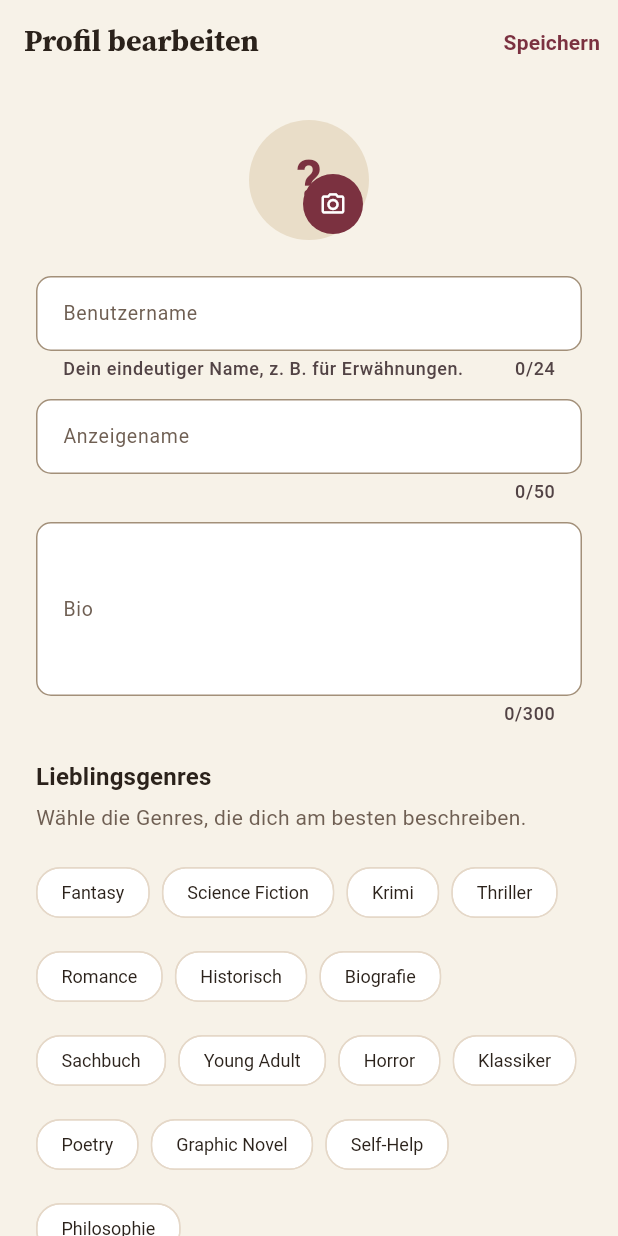
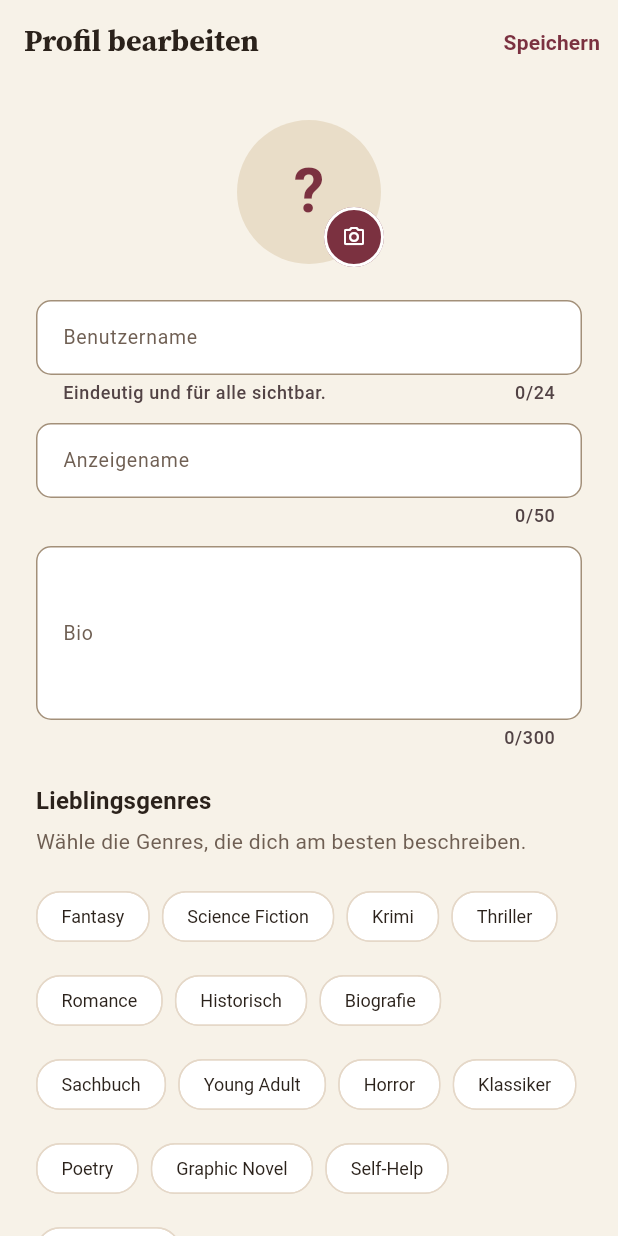
Before and after one commit to marcellomerico/bookmates, a Flutter app: the EditProfileScreen screen opened by its route, on a phone screen of 412 x 824 dp. Run offline on Flutter 3.47's test engine with Material 3 defaults, Android fonts, the phone set to English and light mode, and no system bars; our stand-ins replace cached_network_image, flutter_dotenv, flutter_riverpod, go_router, google_sign_in, image_picker and 2 more; accounts and stored records are empty.

Commit message:
fix(ui): readable selected chips, tidier avatar edit badge
Selected filter chips had dark text on burgundy; chip label colour now follows
the selected state. Camera badge sits on the avatar rim, shorter username hint.

```diff
--- a/lib/features/profile/presentation/edit_profile_screen.dart
+++ b/lib/features/profile/presentation/edit_profile_screen.dart
@@ -107,7 +107,7 @@ class _EditProfileScreenState extends ConsumerState<EditProfileScreen> {
   String? get _usernameHelper => switch (_usernameState) {
     _UsernameState.checking => 'Wird geprüft …',
     _UsernameState.available => 'Verfügbar',
-    _UsernameState.unchanged => 'Dein eindeutiger Name, z. B. für Erwähnungen.',
+    _UsernameState.unchanged => 'Eindeutig und für alle sichtbar.',
     _ => null,
   };
 
@@ -249,23 +249,29 @@ class _EditProfileScreenState extends ConsumerState<EditProfileScreen> {
             children: [
               Center(
                 child: Stack(
+                  clipBehavior: Clip.none,
                   children: [
                     _avatarBytes != null
                         ? CircleAvatar(
-                            radius: 40,
+                            radius: 48,
                             backgroundImage: MemoryImage(_avatarBytes!),
                           )
                         : UserAvatar(
                             url: data.avatarUrl,
                             name: data.displayName ?? data.username,
-                            radius: 40,
+                            radius: 48,
                           ),
+                    // Small badge on the rim so the initial/photo stays visible.
                     Positioned(
-                      right: 0,
-                      bottom: 0,
+                      right: -6,
+                      bottom: -6,
                       child: IconButton.filled(
+                        tooltip: 'Profilbild ändern',
+                        style: IconButton.styleFrom(
+                          side: const BorderSide(color: Colors.white, width: 2),
+                        ),
                         onPressed: _loading ? null : _pickAvatar,
-                        icon: const Icon(Icons.camera_alt_outlined, size: 18),
+                        icon: const Icon(Icons.camera_alt_outlined, size: 16),
                       ),
                     ),
                   ],
```
Also changed, not shown: lib/core/theme/app_theme.dart (+11 -1 lines).
